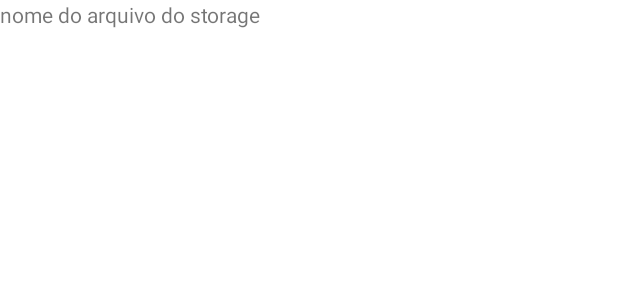
After one commit to programadormovel/MiniProjeto2022, an Android app: the layout activity_item_storage.xml on its own in the app's theme, with its tools: preview values and no code run, on a phone screen of 412 x 824 dp. The commit adds this screen. Shown: the top 300 px of the screen. Run offline under Robolectric (Android 15) with nearby library versions, the phone set to English and light mode, and no system bars.

Commit message:
aula 2i 09-09

```diff
--- /dev/null
+++ b/app/src/main/res/layout/activity_item_storage.xml
@@ -0,0 +1,15 @@
+<?xml version="1.0" encoding="utf-8"?>
+<LinearLayout xmlns:android="http://schemas.android.com/apk/res/android"
+    android:layout_width="match_parent"
+    android:layout_height="match_parent"
+    android:id="@+id/item_storage"
+    android:orientation="vertical">
+
+    <androidx.appcompat.widget.AppCompatTextView
+        android:layout_width="match_parent"
+        android:layout_height="match_parent"
+        android:id="@+id/arquivo"
+        android:text="nome do arquivo do storage"
+        />
+
+</LinearLayout>
```
Also changed, not shown: app/src/main/AndroidManifest.xml (+4 -4 lines), app/src/main/java/br/edu/fieb/miniprojeto2022/ui/storage/StorageActivity.java (+47 -2 lines), app/src/main/java/br/edu/fieb/miniprojeto2022/ui/storage/StorageAdapter.java (added, +53 -0 lines), app/src/main/java/br/edu/fieb/miniprojeto2022/ui/storage/StorageModel.java (added, +17 -0 lines), app/src/main/res/layout/activity_storage.xml (+10 -2 lines).
